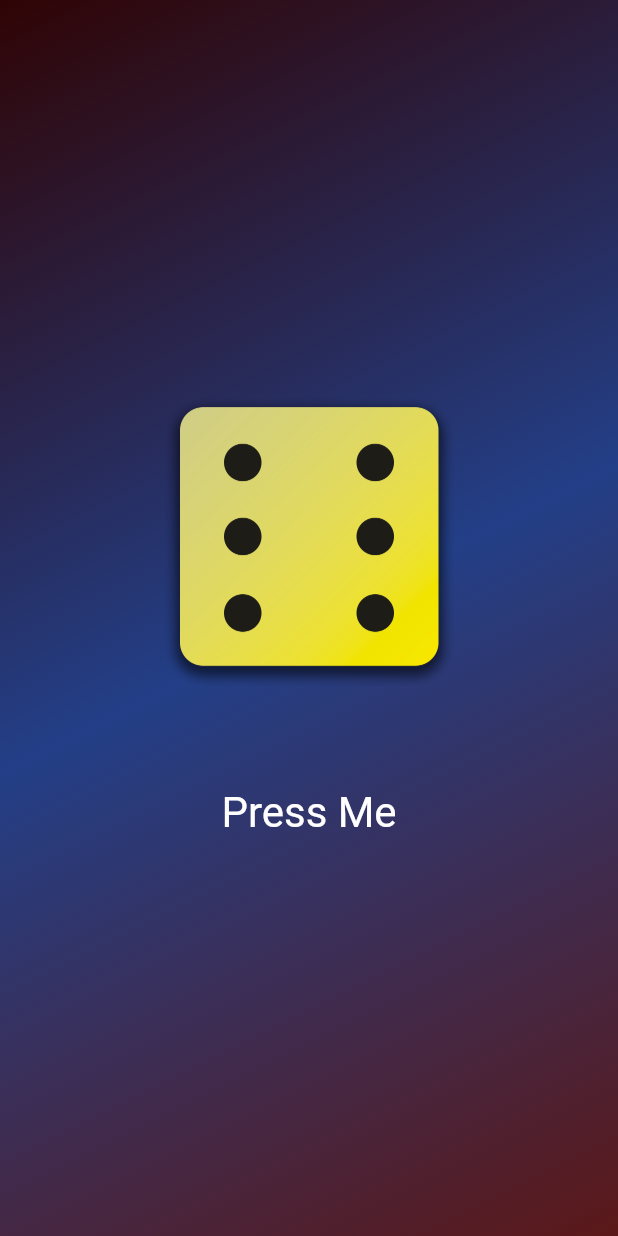
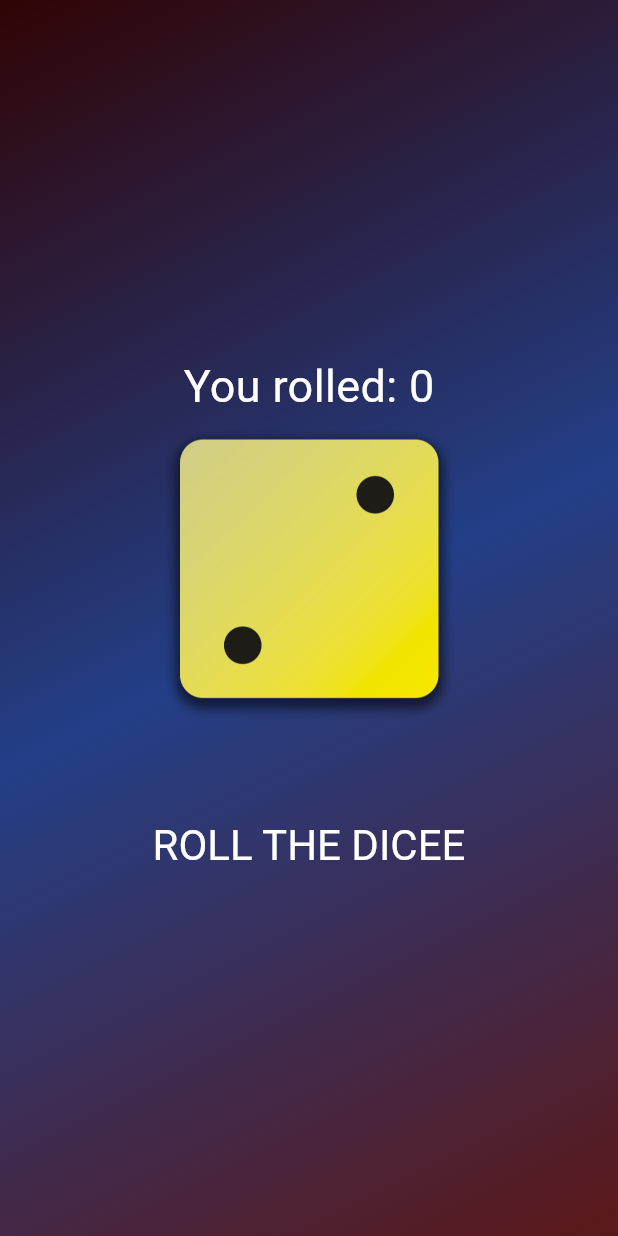
Before and after one commit to rudraksh-rankawat/ludo_game_flutter, a Flutter app: the screen it shows after launch, on a phone screen of 412 x 824 dp. Run offline on Flutter 3.47's test engine with Material 3 defaults, Android fonts, the phone set to English and light mode, and no system bars.

Commit message:
complete dice roller

```diff
--- /dev/null
+++ b/lib/dice_roller.dart
@@ -0,0 +1,58 @@
+import 'package:flutter/material.dart';
+import 'dart:math';
+final randomiser = Random();
+
+class DiceRoller extends StatefulWidget {
+
+  const DiceRoller({super.key});
+
+  @override
+  State<DiceRoller> createState() {
+    return _DiceRollerState();
+  }
+}
+
+class _DiceRollerState extends State<DiceRoller> {
+
+  var currentDiceRoll = 2;
+  var count = 0;
+
+
+  void rollPress() {
+
+    setState(() {
+      count++;
+      currentDiceRoll = randomiser.nextInt(6) + 1;
+
+
+    });
+
+  }
+
+  @override
+  Widget build(context) {
+    return Column(
+          mainAxisSize: MainAxisSize.min,
+          children: [
+            Text(
+              'You rolled: $count',
+              style: const TextStyle(fontSize: 30, color: Colors.white),
+            ),
+            Image.asset(
+              'assets/images/dice-images/dice-$currentDiceRoll.png',
+              width: 200,
+            ),
+            const SizedBox(height: 60),
+            TextButton(
+              style: TextButton.styleFrom(
+                // padding: const EdgeInsets.only(top: 30),
+                foregroundColor: Colors.white,
+                textStyle: const TextStyle(fontSize: 28),
+              ),
+              onPressed: rollPress,
+              child: const Text('ROLL THE DICEE'),
+            ),
+          ],
+        );
+  }
+}
--- a/lib/gradient_container.dart
+++ b/lib/gradient_container.dart
@@ -1,16 +1,11 @@
+import 'package:first_app/dice_roller.dart';
 import 'package:flutter/material.dart';
 import 'package:first_app/custom_text_try.dart';
 
 class GradientContainer extends StatelessWidget {
 
-  GradientContainer({super.key});
-  var activeDiceImage = 'assets/images/dice-images/dice-6.png';
-  var count = 0;
-  void rollPress() {
-    activeDiceImage = 'assets/images/dice-images/dice-1.png';
-    count++;
-    print('asdsafd ${count}');
-  }
+  const GradientContainer({super.key});
+
 
   @override
   Widget build(context) {
@@ -26,26 +21,8 @@ class GradientContainer extends StatelessWidget {
           end: Alignment.bottomRight,
         ),
       ),
-      child: Center(
-        child: Column(
-          mainAxisSize: MainAxisSize.min,
-          children: [
-            Image.asset(
-              activeDiceImage,
-              width: 200,
-            ),
-            const SizedBox(height: 60),
-            TextButton(
-              style: TextButton.styleFrom(
-                // padding: const EdgeInsets.only(top: 30),
-                foregroundColor: Colors.white,
-                textStyle: const TextStyle(fontSize: 28),
-              ),
-              onPressed: rollPress,
-              child: const Text('Press Me'),
-            ),
-          ],
-        ),
+      child: const Center(
+        child: DiceRoller(),
       ),
     );
   }
--- a/lib/main.dart
+++ b/lib/main.dart
@@ -3,7 +3,7 @@ import 'package:first_app/gradient_container.dart';
 
 void main() {
   runApp(
-    MaterialApp(
+    const MaterialApp(
       home: Scaffold(
         body: GradientContainer(),
       ),
--- a/lib/rainy.dart
+++ /dev/null
@@ -1,8 +0,0 @@
-void add(int a, int b) {
-  a+b;
-}
-
-
-// void asf() {
-//   add('3', 'a');
-// }
```
